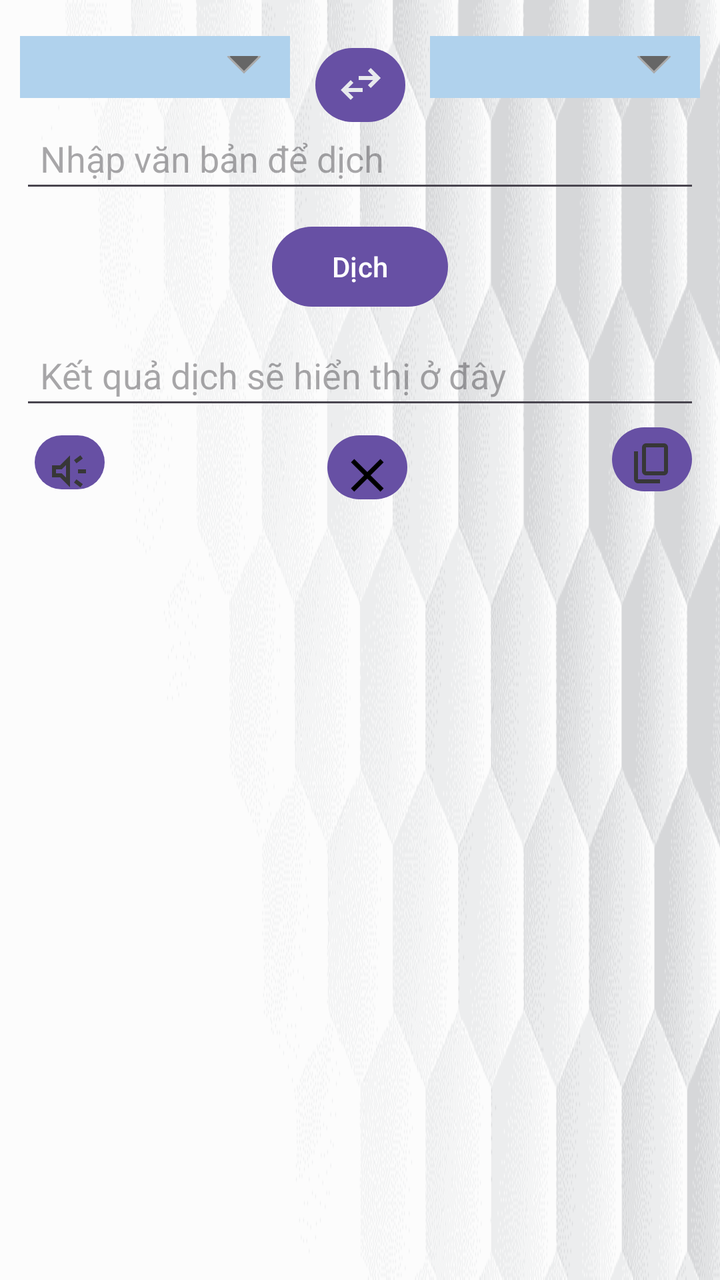
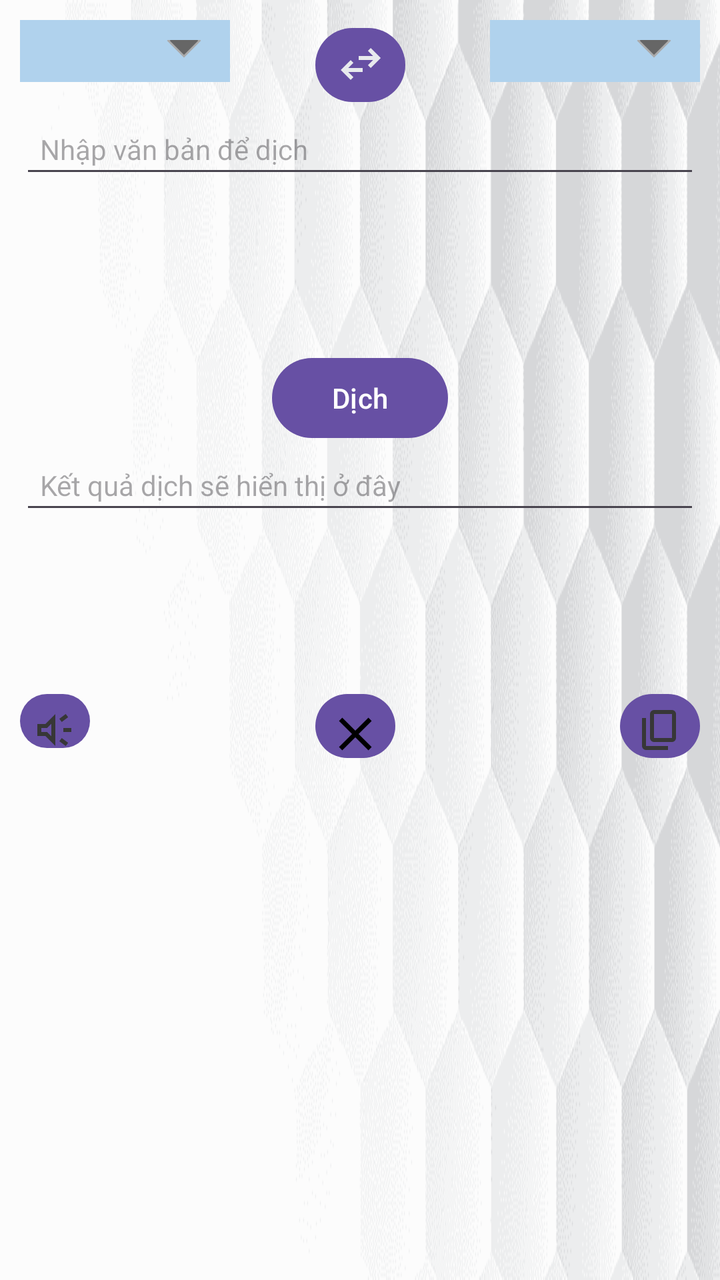

Compare the two renders of this Android layout. The source of the first and the diff that turns it into the second are given below.
<!-- AndroidManifest.xml: application theme Theme.TranslationApp -->
<!-- res/layout/layout_floating_window.xml -->
<?xml version="1.0" encoding="utf-8"?>
<androidx.constraintlayout.widget.ConstraintLayout xmlns:android="http://schemas.android.com/apk/res/android"
    xmlns:app="http://schemas.android.com/apk/res-auto"
    xmlns:tools="http://schemas.android.com/tools"
    android:id="@+id/layout_floating_window"
    android:layout_width="300dp"
    android:layout_height="wrap_content"
    android:background="@drawable/white_background"
    android:orientation="vertical"
    android:padding="10dp">

    
    <Spinner
        android:id="@+id/source_language_spinner"
        android:layout_width="0dp"
        android:layout_height="wrap_content"
        android:layout_weight="1"
        android:layout_marginTop="8dp"
        android:layout_marginEnd="40dp"
        android:layout_marginBottom="8dp"
        android:background="@drawable/spinner_bg"
        app:layout_constraintTop_toTopOf="parent"
        app:layout_constraintStart_toStartOf="parent"
        app:layout_constraintEnd_toStartOf="@id/target_language_spinner" />

    <Button
        android:id="@+id/button_swap_languages"
        android:layout_width="45dp"
        android:layout_height="45dp"
        android:layout_margin="10dp"
        android:layout_weight="1"
        android:drawableTop="@drawable/ic_swap"
        app:layout_constraintEnd_toStartOf="@+id/target_language_spinner"
        app:layout_constraintStart_toEndOf="@+id/source_language_spinner"
        app:layout_constraintTop_toTopOf="parent" />

    <Spinner
        android:id="@+id/target_language_spinner"
        android:layout_width="0dp"
        android:layout_height="wrap_content"
        android:layout_weight="1"
        android:layout_marginTop="8dp"
        android:layout_marginStart="30dp"
        android:layout_marginBottom="8dp"
        android:background="@drawable/spinner_bg"
        app:layout_constraintTop_toTopOf="parent"
        app:layout_constraintStart_toEndOf="@id/source_language_spinner"
        app:layout_constraintEnd_toEndOf="parent" />

    
    <EditText
        android:id="@+id/editText_input"
        android:layout_width="0dp"
        android:layout_height="wrap_content"
        android:layout_marginTop="8dp"
        android:hint="Nhập văn bản để dịch"
        android:padding="10dp"
        app:layout_constraintTop_toBottomOf="@+id/target_language_spinner"
        app:layout_constraintStart_toStartOf="parent"
        app:layout_constraintEnd_toEndOf="parent" />

    
    <Button
        android:id="@+id/button_translate"
        android:layout_width="wrap_content"
        android:layout_height="wrap_content"
        android:layout_marginTop="8dp"
        android:text="Dịch"
        app:layout_constraintTop_toBottomOf="@+id/editText_input"
        app:layout_constraintStart_toStartOf="parent"
        app:layout_constraintEnd_toEndOf="parent" />

    
    <EditText
        android:id="@+id/textView_result"
        android:layout_width="0dp"
        android:layout_height="wrap_content"
        android:layout_marginTop="8dp"
        android:layout_marginBottom="8dp"
        android:hint="Kết quả dịch sẽ hiển thị ở đây"
        android:textColor="@color/black"
        android:padding="10dp"
        app:layout_constraintTop_toBottomOf="@+id/button_translate"
        app:layout_constraintStart_toStartOf="parent"
        app:layout_constraintEnd_toEndOf="parent" />

    


    <Button
        android:id="@+id/button_copy_result"
        android:layout_width="40dp"
        android:layout_height="40dp"
        android:layout_marginEnd="4dp"
        android:layout_marginBottom="8dp"
        android:drawableTop="@drawable/ic_copy"
        app:layout_constraintTop_toBottomOf="@id/textView_result"
        app:layout_constraintEnd_toEndOf="@+id/textView_result" />

    <Button
        android:id="@+id/button_speak_result"
        android:layout_width="35dp"
        android:layout_height="35dp"
        android:layout_marginTop="4dp"
        android:drawableTop="@drawable/ic_speaker"
        app:layout_constraintEnd_toEndOf="parent"
        app:layout_constraintHorizontal_bias="0.024"
        app:layout_constraintStart_toStartOf="parent"
        app:layout_constraintTop_toBottomOf="@+id/textView_result" />








































    <Button
        android:id="@+id/close_button"
        android:layout_width="40dp"
        android:layout_height="40dp"
        android:layout_marginTop="4dp"
        android:drawableTop="@drawable/ic_close"
        app:layout_constraintEnd_toEndOf="parent"
        app:layout_constraintHorizontal_bias="0.512"
        app:layout_constraintStart_toStartOf="parent"
        app:layout_constraintTop_toBottomOf="@+id/textView_result" />

</androidx.constraintlayout.widget.ConstraintLayout>
<!-- resources referenced by this layout -->
<resources>
  <color name="black">#FF000000</color>
  <!-- drawable ic_close (drawable) -->
  <vector xmlns:android="http://schemas.android.com/apk/res/android" android:height="28dp" android:viewportHeight="960" android:viewportWidth="960" android:width="28dp">
        
      <path android:fillColor="#000000" android:pathData="m256,760 l-56,-56 224,-224 -224,-224 56,-56 224,224 224,-224 56,56 -224,224 224,224 -56,56 -224,-224 -224,224Z"/>
      
  </vector>
  <!-- drawable ic_copy (drawable) -->
  <vector xmlns:android="http://schemas.android.com/apk/res/android"
      android:width="24dp"
      android:height="24dp"
      android:viewportWidth="960"
      android:viewportHeight="960">
    <path
        android:pathData="M360,720q-33,0 -56.5,-23.5T280,640v-480q0,-33 23.5,-56.5T360,80h360q33,0 56.5,23.5T800,160v480q0,33 -23.5,56.5T720,720L360,720ZM360,640h360v-480L360,160v480ZM200,880q-33,0 -56.5,-23.5T120,800v-560h80v560h440v80L200,880ZM360,640v-480,480Z"
        android:fillColor="#373737"/>
  </vector>
  <!-- drawable ic_speaker (drawable) -->
  <vector xmlns:android="http://schemas.android.com/apk/res/android"
      android:width="24dp"
      android:height="24dp"
      android:viewportWidth="960"
      android:viewportHeight="960">
    <path
        android:pathData="M640,520v-80h160v80L640,520ZM688,800 L560,704 608,640 736,736 688,800ZM608,320 L560,256 688,160 736,224 608,320ZM120,600v-240h160l200,-200v640L280,600L120,600ZM400,354 L314,440L200,440v80h114l86,86v-252ZM300,480Z"
        android:fillColor="#373737"/>
  </vector>
  <!-- drawable ic_swap (drawable) -->
  <vector xmlns:android="http://schemas.android.com/apk/res/android"
      android:width="24dp"
      android:height="24dp"
      android:viewportWidth="960"
      android:viewportHeight="960">
    <path
        android:pathData="M280,800 L80,600l200,-200 56,57 -103,103h287v80L233,640l103,103 -56,57ZM680,560 L624,503 727,400L440,400v-80h287L624,217l56,-57 200,200 -200,200Z"
        android:fillColor="#e8eaed"/>
  </vector>
  <!-- drawable spinner_bg (drawable) -->
  <?xml version="1.0" encoding="utf-8"?>
  <layer-list xmlns:android="http://schemas.android.com/apk/res/android">
      <item>
          <color android:color="@color/secondaryColor" />
      </item>
      <item android:gravity="center_vertical|right" android:right="8dp">
          <layer-list>
              <item android:width="12dp" android:height="12dp" android:gravity="center" android:bottom="10dp">
                  <rotate
                      android:fromDegrees="45"
                      android:toDegrees="45">
                      <shape android:shape="rectangle">
                          <solid android:color="#666666" />
                          <stroke android:color="#aaaaaa" android:width="1dp"/>
                      </shape>
                  </rotate>
              </item>
              <item android:width="30dp" android:height="10dp" android:bottom="21dp" android:gravity="center">
                  <shape android:shape="rectangle">
                      <solid android:color="@color/secondaryColor"/>
                  </shape>
              </item>
          </layer-list>
      </item>
  </layer-list>
  <!-- drawable white_background: png bitmap (drawable, 28147 bytes) -->
  <style name="Theme.TranslationApp" parent="Base.Theme.TranslationApp" />
  <color name="secondaryColor">#B0D2ED</color>
  <style name="Base.Theme.TranslationApp" parent="Theme.Material3.DayNight.NoActionBar">
          
          
      </style>
</resources>

<!-- the commit's change to res/layout/layout_floating_window.xml (unified diff, before → after) -->
@@ -12,22 +12,17 @@
     
     <Spinner
         android:id="@+id/source_language_spinner"
-        android:layout_width="0dp"
+        android:layout_width="105dp"
         android:layout_height="wrap_content"
         android:layout_weight="1"
-        android:layout_marginTop="8dp"
-        android:layout_marginEnd="40dp"
-        android:layout_marginBottom="8dp"
         android:background="@drawable/spinner_bg"
-        app:layout_constraintTop_toTopOf="parent"
         app:layout_constraintStart_toStartOf="parent"
-        app:layout_constraintEnd_toStartOf="@id/target_language_spinner" />
+        app:layout_constraintTop_toTopOf="parent" />
 
     <Button
         android:id="@+id/button_swap_languages"
         android:layout_width="45dp"
         android:layout_height="45dp"
-        android:layout_margin="10dp"
         android:layout_weight="1"
         android:drawableTop="@drawable/ic_swap"
         app:layout_constraintEnd_toStartOf="@+id/target_language_spinner"
@@ -36,126 +31,130 @@
 
     <Spinner
         android:id="@+id/target_language_spinner"
-        android:layout_width="0dp"
+        android:layout_width="105dp"
         android:layout_height="wrap_content"
         android:layout_weight="1"
-        android:layout_marginTop="8dp"
-        android:layout_marginStart="30dp"
-        android:layout_marginBottom="8dp"
         android:background="@drawable/spinner_bg"
-        app:layout_constraintTop_toTopOf="parent"
-        app:layout_constraintStart_toEndOf="@id/source_language_spinner"
-        app:layout_constraintEnd_toEndOf="parent" />
+        app:layout_constraintEnd_toEndOf="parent"
+        app:layout_constraintTop_toTopOf="parent" />
 
     
-    <EditText
-        android:id="@+id/editText_input"
-        android:layout_width="0dp"
-        android:layout_height="wrap_content"
-        android:layout_marginTop="8dp"
-        android:hint="Nhập văn bản để dịch"
-        android:padding="10dp"
-        app:layout_constraintTop_toBottomOf="@+id/target_language_spinner"
-        app:layout_constraintStart_toStartOf="parent"
-        app:layout_constraintEnd_toEndOf="parent" />
+    
 
     
+
+    <ScrollView
+        android:id="@+id/scrollView2"
+        android:layout_width="match_parent"
+        android:layout_height="120dp"
+        app:layout_constraintEnd_toEndOf="parent"
+        app:layout_constraintStart_toStartOf="parent"
+        app:layout_constraintTop_toBottomOf="@+id/button_swap_languages">
+
+        <EditText
+            android:id="@+id/editText_input"
+            android:layout_width="match_parent"
+            android:layout_height="wrap_content"
+            android:hint="Nhập văn bản để dịch"
+            android:padding="10dp"
+            android:textSize="14sp"
+            app:layout_constraintEnd_toEndOf="parent"
+            app:layout_constraintStart_toStartOf="parent"
+            app:layout_constraintTop_toBottomOf="@+id/target_language_spinner" />
+    </ScrollView>
+
     <Button
         android:id="@+id/button_translate"
         android:layout_width="wrap_content"
         android:layout_height="wrap_content"
-        android:layout_marginTop="8dp"
         android:text="Dịch"
-        app:layout_constraintTop_toBottomOf="@+id/editText_input"
+        app:layout_constraintEnd_toEndOf="parent"
         app:layout_constraintStart_toStartOf="parent"
-        app:layout_constraintEnd_toEndOf="parent" />
-
-    
-    <EditText
-        android:id="@+id/textView_result"
-        android:layout_width="0dp"
-        android:layout_height="wrap_content"
-        android:layout_marginTop="8dp"
-        android:layout_marginBottom="8dp"
-        android:hint="Kết quả dịch sẽ hiển thị ở đây"
-        android:textColor="@color/black"
-        android:padding="10dp"
-        app:layout_constraintTop_toBottomOf="@+id/button_translate"
-        app:layout_constraintStart_toStartOf="parent"
-        app:layout_constraintEnd_toEndOf="parent" />
+        app:layout_constraintTop_toBottomOf="@+id/scrollView2" />
 
     
 
+
+    <ScrollView
+        android:id="@+id/scrollView"
+        android:layout_width="match_parent"
+        android:layout_height="120dp"
+        app:layout_constraintEnd_toEndOf="parent"
+        app:layout_constraintStart_toStartOf="parent"
+        app:layout_constraintTop_toBottomOf="@+id/button_translate">
+
+        <EditText
+            android:id="@+id/textView_result"
+            android:layout_width="match_parent"
+            android:layout_height="wrap_content"
+            android:hint="Kết quả dịch sẽ hiển thị ở đây"
+            android:padding="10dp"
+            android:textSize="14sp"
+            android:textColor="@color/black" />
+    </ScrollView>
 
     <Button
         android:id="@+id/button_copy_result"
         android:layout_width="40dp"
         android:layout_height="40dp"
-        android:layout_marginEnd="4dp"
-        android:layout_marginBottom="8dp"
         android:drawableTop="@drawable/ic_copy"
-        app:layout_constraintTop_toBottomOf="@id/textView_result"
-        app:layout_constraintEnd_toEndOf="@+id/textView_result" />
+        app:layout_constraintEnd_toEndOf="parent"
+        app:layout_constraintTop_toBottomOf="@+id/scrollView" />
 
     <Button
         android:id="@+id/button_speak_result"
         android:layout_width="35dp"
         android:layout_height="35dp"
-        android:layout_marginTop="4dp"
         android:drawableTop="@drawable/ic_speaker"
-        app:layout_constraintEnd_toEndOf="parent"
-        app:layout_constraintHorizontal_bias="0.024"
         app:layout_constraintStart_toStartOf="parent"
-        app:layout_constraintTop_toBottomOf="@+id/textView_result" />
+        app:layout_constraintTop_toBottomOf="@+id/scrollView" />
 
+    
+    
+    
+    
+    
+    
+    
+    
+    
+    
+    
 
+    
+    
+    
+    
+    
+    
+    
 
+    
+    
+    
+    
+    
+    
+    
+    
 
-
-
-
-
-
-
-
-
-
-
-
-
-
-
-
-
-
-
-
-
-
-
-
-
-
-
-
-
-
-
-
-
-
-
-
+    
+    
+    
+    
+    
+    
+    
+    
+    
 
     <Button
         android:id="@+id/close_button"
         android:layout_width="40dp"
         android:layout_height="40dp"
-        android:layout_marginTop="4dp"
         android:drawableTop="@drawable/ic_close"
-        app:layout_constraintEnd_toEndOf="parent"
-        app:layout_constraintHorizontal_bias="0.512"
-        app:layout_constraintStart_toStartOf="parent"
-        app:layout_constraintTop_toBottomOf="@+id/textView_result" />
+        app:layout_constraintEnd_toStartOf="@+id/button_copy_result"
+        app:layout_constraintStart_toEndOf="@+id/button_speak_result"
+        app:layout_constraintTop_toBottomOf="@+id/scrollView" />
 
 </androidx.constraintlayout.widget.ConstraintLayout>
